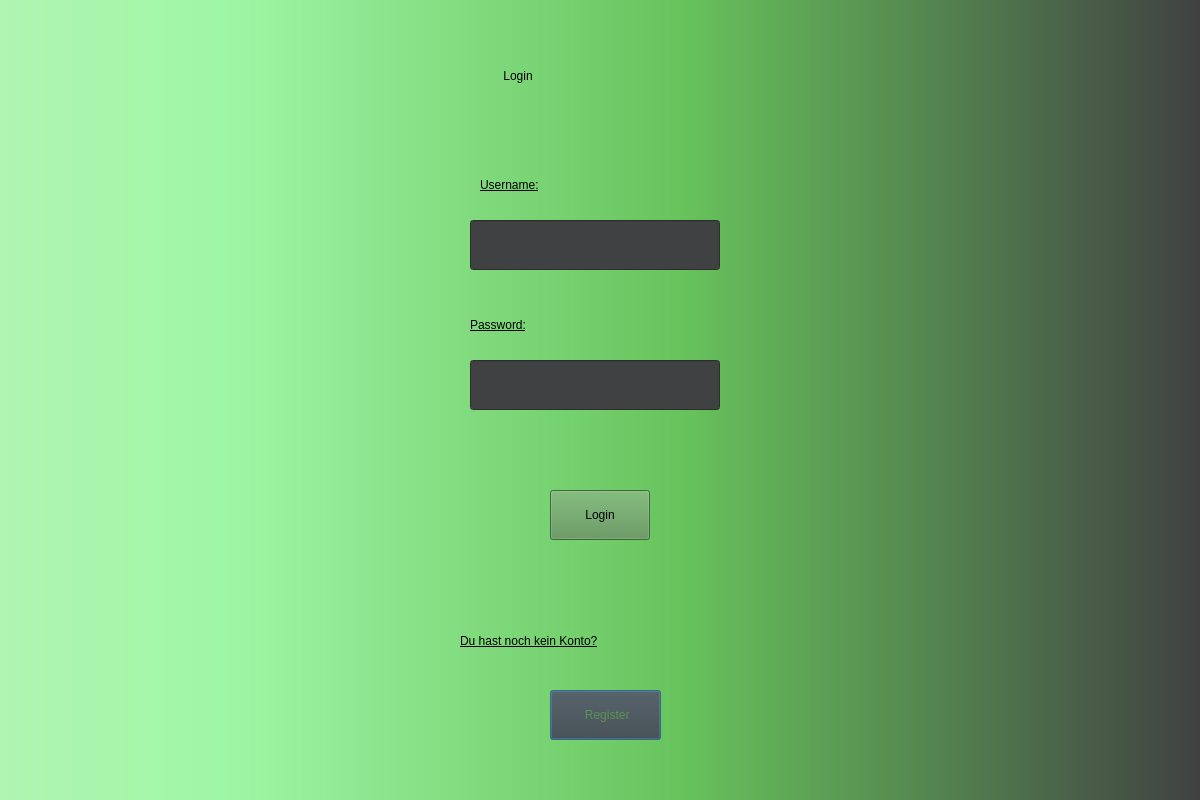
Before: the Qt Designer form client/login.ui in SushantKumarPandey/Crypto-Tradeing-App-with-fake-currency, drawn with Qt 5.
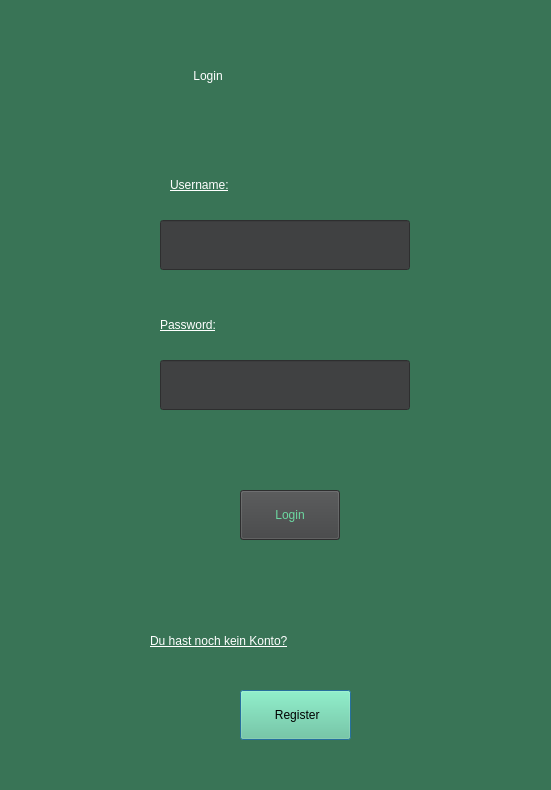
After: the same form once the commit is applied.

Commit message: fix: ui design, schlichter und grösser + tabs oben

Diff of the .ui file:
```diff
--- a/client/login.ui
+++ b/client/login.ui
@@ -6,8 +6,8 @@
    <rect>
     <x>0</x>
     <y>0</y>
-    <width>1200</width>
-    <height>800</height>
+    <width>551</width>
+    <height>790</height>
    </rect>
   </property>
   <property name="sizeIncrement">
@@ -20,15 +20,15 @@
    <string>Dialog</string>
   </property>
   <property name="styleSheet">
-   <string notr="true">background-color: qlineargradient(spread:pad, x1:0, y1:0, x2:1, y2:0, stop:0 rgba(176, 245, 178, 255), stop:0.197183 rgba(158, 246, 164, 255), stop:0.568075 rgba(103, 195, 92, 255), stop:1 rgba(64, 65, 66, 255));
-font: 14pt &quot;Segoe UI&quot;;
-color: rgb(0, 0, 0);
-file:///C:/Pictures/Bilder/Saved Pictures/Satchel on Twitter.png</string>
+   <string notr="true">font: 14pt &quot;Segoe UI&quot;;
+background-color: rgb(57, 116, 86);
+color: rgb(255, 255, 255);
+</string>
   </property>
   <widget class="QLabel" name="LoginForm">
    <property name="geometry">
     <rect>
-     <x>500</x>
+     <x>190</x>
      <y>40</y>
      <width>211</width>
      <height>71</height>
@@ -45,7 +45,7 @@
   <widget class="QLabel" name="Password">
    <property name="geometry">
     <rect>
-     <x>470</x>
+     <x>160</x>
      <y>300</y>
      <width>250</width>
      <height>50</height>
@@ -55,7 +55,7 @@
     <string notr="true">background-color: transparent;
 text-decoration: underline;
 font: 16pt &quot;Segoe UI&quot;;
-color:black;
+
 </string>
    </property>
    <property name="text">
@@ -65,7 +65,7 @@
   <widget class="QLineEdit" name="lineEdit_password">
    <property name="geometry">
     <rect>
-     <x>470</x>
+     <x>160</x>
      <y>360</y>
      <width>250</width>
      <height>50</height>
@@ -83,15 +83,15 @@
   <widget class="QPushButton" name="Register">
    <property name="geometry">
     <rect>
-     <x>550</x>
+     <x>240</x>
      <y>690</y>
      <width>111</width>
      <height>50</height>
     </rect>
    </property>
    <property name="styleSheet">
-    <string notr="true">background-color: rgb(64, 65, 66);
-color: rgb(89, 148, 83);</string>
+    <string notr="true">background-color: rgb(101, 202, 150);
+color: rgb(0, 0, 0);</string>
    </property>
    <property name="text">
     <string> Register</string>
@@ -100,7 +100,7 @@
   <widget class="QLabel" name="username">
    <property name="geometry">
     <rect>
-     <x>480</x>
+     <x>170</x>
      <y>160</y>
      <width>250</width>
      <height>50</height>
@@ -110,7 +110,6 @@
     <string notr="true">background-color: transparent;
 text-decoration: underline;
 font: 16pt &quot;Segoe UI&quot;;
-color:black;
 </string>
    </property>
    <property name="text">
@@ -123,15 +122,15 @@
    </property>
    <property name="geometry">
     <rect>
-     <x>550</x>
+     <x>240</x>
      <y>490</y>
      <width>100</width>
      <height>50</height>
     </rect>
    </property>
    <property name="styleSheet">
-    <string notr="true">background-color: rgb(88, 145, 82);
-color: rgb(0, 0, 0);</string>
+    <string notr="true">background-color: rgb(64, 65, 66);
+color: rgb(108, 217, 161);</string>
    </property>
    <property name="text">
     <string>Login</string>
@@ -140,7 +139,7 @@
   <widget class="QLabel" name="label">
    <property name="geometry">
     <rect>
-     <x>460</x>
+     <x>150</x>
      <y>610</y>
      <width>331</width>
      <height>61</height>
@@ -150,7 +149,7 @@
     <string notr="true">background-color: transparent;
 text-decoration: underline;
 font: 16pt &quot;Segoe UI&quot;;
-color:black;
+
 </string>
    </property>
    <property name="text">
@@ -160,7 +159,7 @@
   <widget class="QLineEdit" name="lineEdit_password_2">
    <property name="geometry">
     <rect>
-     <x>470</x>
+     <x>160</x>
      <y>220</y>
      <width>250</width>
      <height>50</height>
```
Left out of the diff: 2 changed lines with no effect on the pictures. The commit also changes 3 other files.
